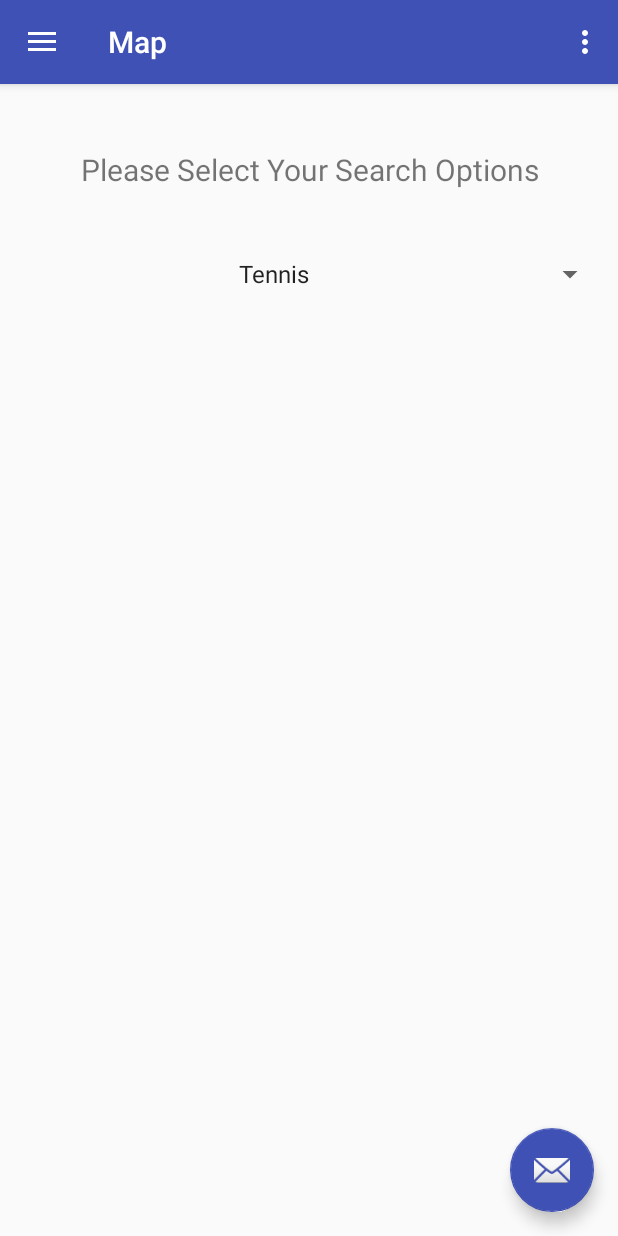
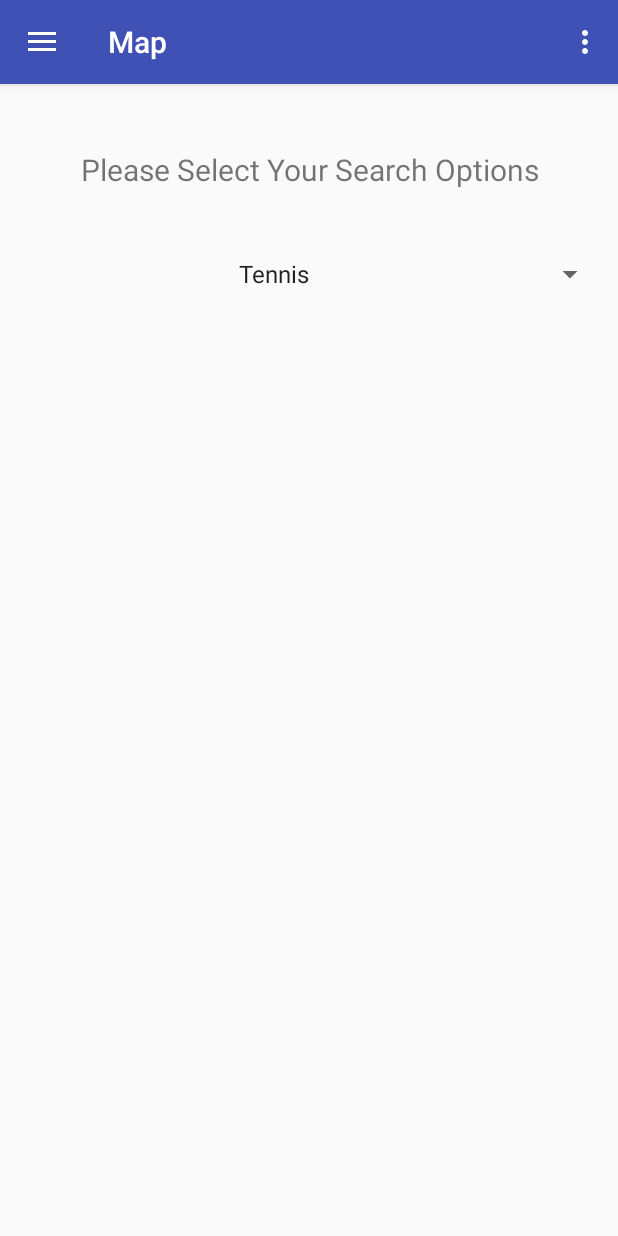
Before and after one commit to MorganLay/Dream-Team, an Android app: the screen it shows after launch (MainActivity), in the side drawer, after a tap on "Map", on a phone screen of 412 x 824 dp. Run offline under Robolectric (Android 15) with nearby library versions, the phone set to English and light mode, and no system bars; our stand-ins replace navigation-ui.

Commit message:
removed mail button

```diff
--- a/app/src/main/java/com/example/alphadrawer/MainActivity.java
+++ b/app/src/main/java/com/example/alphadrawer/MainActivity.java
@@ -44,7 +44,7 @@ public class MainActivity extends AppCompatActivity {
         setContentView(R.layout.activity_main);
         Toolbar toolbar = findViewById(R.id.toolbar);
         setSupportActionBar(toolbar);
-        FloatingActionButton fab = findViewById(R.id.fab);
+
 
         // Location Client for getting last known location. --- Permissions are requested --- use getLastLocation();
         //fusedLocationClient = LocationServices.getFusedLocationProviderClient(this);
@@ -74,13 +74,6 @@ public class MainActivity extends AppCompatActivity {
 
 
         // Initializes the snack button on the bottom. Can be used later for filtering on the map.
-        fab.setOnClickListener(new View.OnClickListener() {
-            @Override
-            public void onClick(View view) {
-                Snackbar.make(view, "Perhaps use this later as a filter option on maps", Snackbar.LENGTH_LONG)
-                        .setAction("Action", null).show();
-            }
-        });
 
         DrawerLayout drawer = findViewById(R.id.drawer_layout);
         NavigationView navigationView = findViewById(R.id.nav_view);
--- a/app/src/main/res/layout/app_bar_main.xml
+++ b/app/src/main/res/layout/app_bar_main.xml
@@ -22,14 +22,5 @@
 
     <include layout="@layout/content_main" />
 
-    <com.google.android.material.floatingactionbutton.FloatingActionButton
-        android:id="@+id/fab"
-        android:layout_width="wrap_content"
-        android:layout_height="wrap_content"
-        android:layout_gravity="bottom|end"
-        android:layout_margin="@dimen/fab_margin"
-        android:contentDescription="@string/navigationbar"
-        app:backgroundTint="#3F51B5"
-        app:srcCompat="@android:drawable/ic_dialog_email" />
 
 </androidx.coordinatorlayout.widget.CoordinatorLayout>
```
